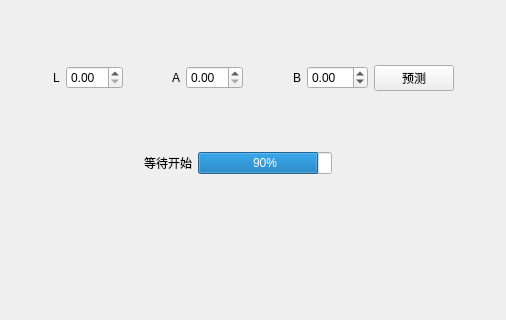
The window that mainwindow.ui (Fenbid0605/hanslaser_ai) describes before a commit, drawn with Qt 5.
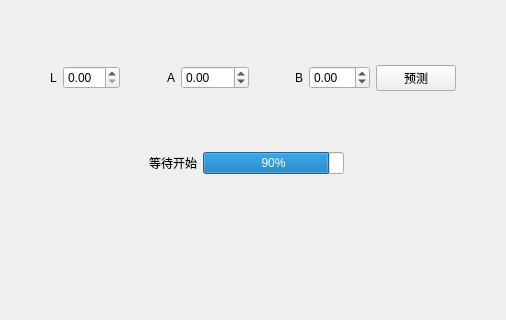
The same window after the commit.

```diff
--- a/mainwindow.ui
+++ b/mainwindow.ui
@@ -80,7 +80,14 @@
        </widget>
       </item>
       <item>
-       <widget class="QDoubleSpinBox" name="AdoubleSpinBox"/>
+       <widget class="QDoubleSpinBox" name="AdoubleSpinBox">
+        <property name="minimum">
+         <double>-100.000000000000000</double>
+        </property>
+        <property name="maximum">
+         <double>100.000000000000000</double>
+        </property>
+       </widget>
       </item>
       <item>
        <spacer name="horizontalSpacer_2">
@@ -176,7 +183,7 @@
       <item>
        <widget class="QLabel" name="progressLabel">
         <property name="text">
-         <string>       </string>
+         <string/>
         </property>
        </widget>
       </item>
```
